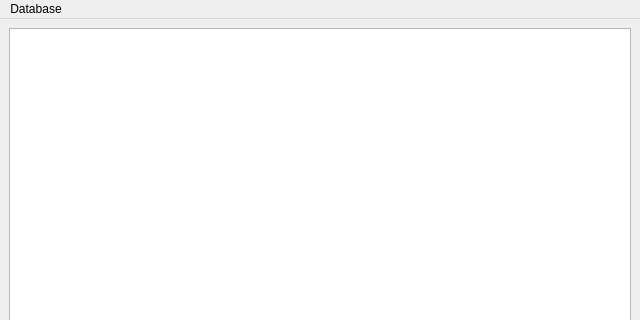
Old version of the form mainwindow.ui in the repository bykov-mikhael/otus-qt-ls003; both pictures show x 0 to 640 and y 0 to 320 of the 640 by 507 pixel window.
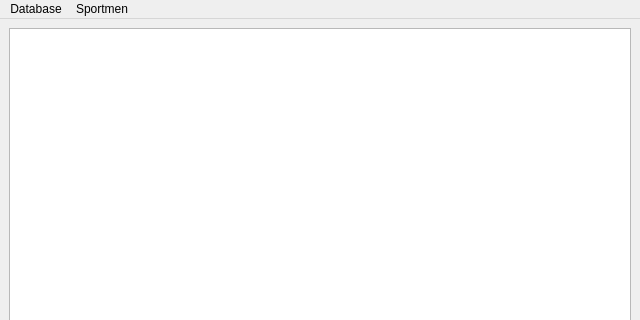
New version of the form.

Diff of the .ui file:
```diff
--- a/mainwindow.ui
+++ b/mainwindow.ui
@@ -36,7 +36,15 @@
     <addaction name="aConnectDB"/>
     <addaction name="aSelectSPORTMEN"/>
    </widget>
+   <widget class="QMenu" name="menuSportmen">
+    <property name="title">
+     <string>Sportmen</string>
+    </property>
+    <addaction name="aAddRecord"/>
+    <addaction name="aUpdRecord"/>
+   </widget>
    <addaction name="menuFile"/>
+   <addaction name="menuSportmen"/>
   </widget>
   <widget class="QStatusBar" name="statusbar"/>
   <action name="aConnectDB">
```
Left out of the diff: 10 changed lines with no effect on the pictures.
